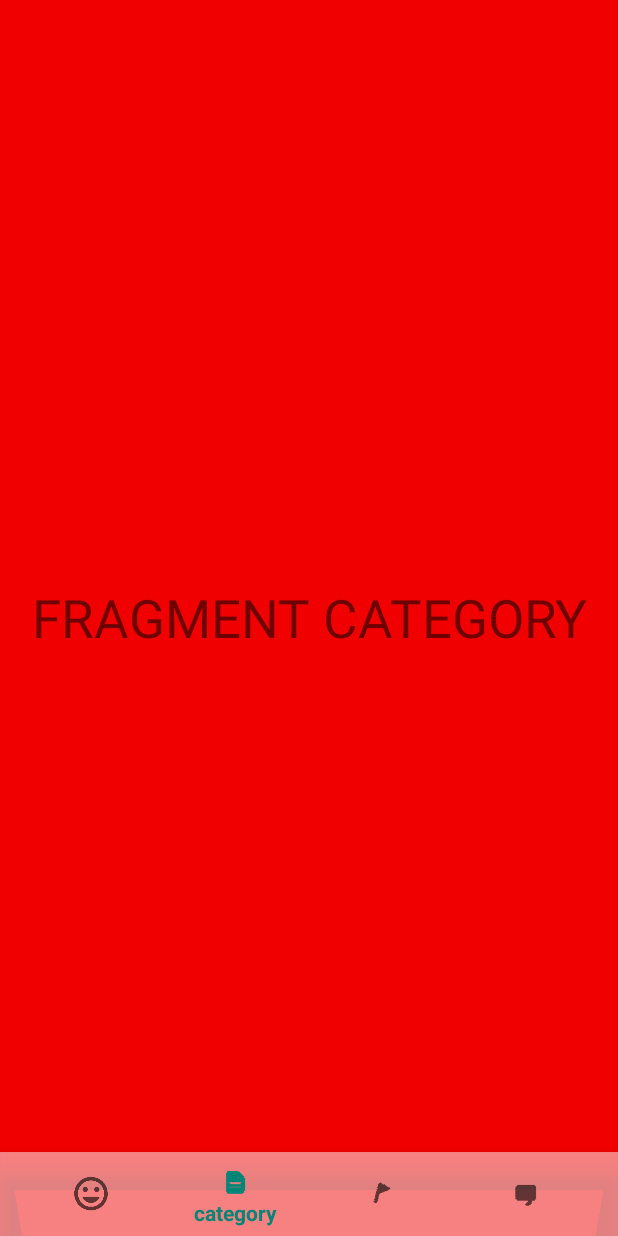
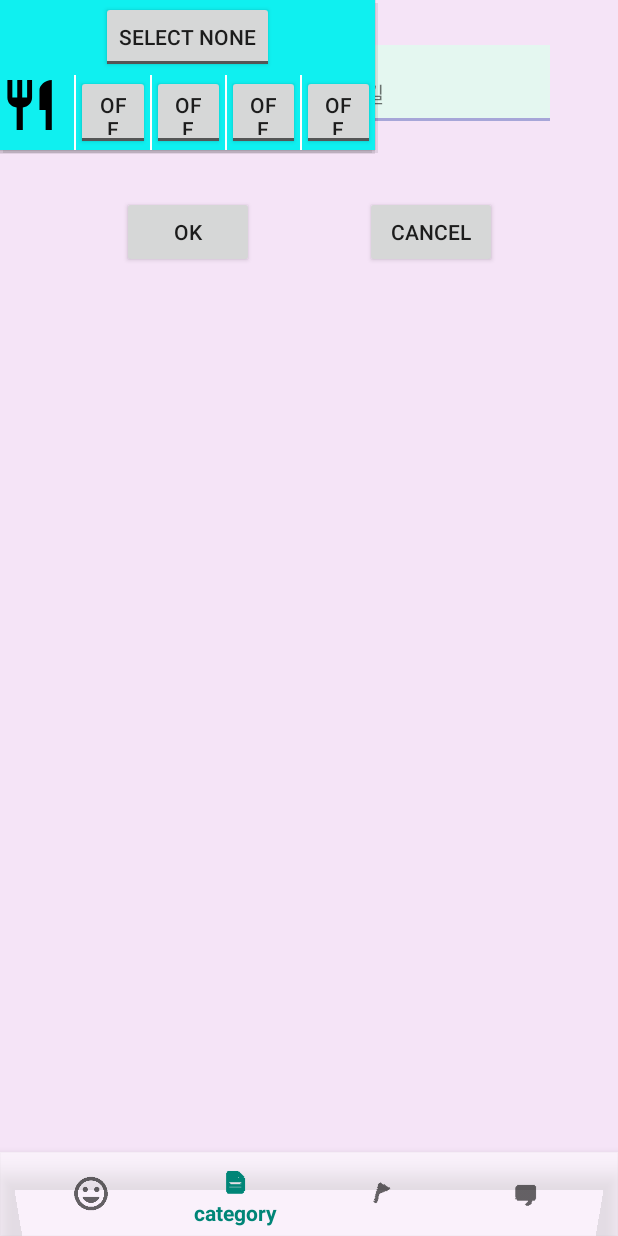
Before and after one commit to shdbsghxg/WARA, an Android app: the fragment AddUser placed in its activity, item 2 of the bottom bar chosen, on a phone screen of 412 x 824 dp. Run offline under Robolectric (Android 15) with nearby library versions, the phone set to English and light mode, and no system bars; libraries missing offline, so code that uses them is left out: net.daum.mf; 2 statements that could not run were skipped.

Commit message:
[ADD] (fragment_adduser.xml) : basic layout for fragment_adduser [ADD] (MainActivity.java) : popupWindow for category selection [ADD] (toggle_restaurant.xml, toggle_category.xml) : prepare images for toggle on / off for toggle buttons

```diff
--- a/app/src/main/java/com/example/wara/AddUser.java
+++ b/app/src/main/java/com/example/wara/AddUser.java
@@ -110,4 +110,5 @@ public class AddUser extends Fragment {
     }
 
 
+
 }
--- a/app/src/main/java/com/example/wara/LoginActivity.java
+++ b/app/src/main/java/com/example/wara/LoginActivity.java
@@ -44,7 +44,7 @@ public class LoginActivity extends Activity {
         super.onCreate(savedInstanceState);
         setContentView(R.layout.activity_login);
 
-
+        /*Hash key getter for Daum Map API*/
 //        try {
 //            PackageInfo info = getPackageManager().getPackageInfo("com.example.wara", PackageManager.GET_SIGNATURES);
 //            for (Signature signature : info.signatures) {
--- a/app/src/main/java/com/example/wara/MainActivity.java
+++ b/app/src/main/java/com/example/wara/MainActivity.java
@@ -4,19 +4,21 @@ import android.net.Uri;
 import android.os.Bundle;
 
 import com.google.android.material.bottomnavigation.BottomNavigationView;
-import com.skt.Tmap.TMapTapi;
-import com.skt.Tmap.TMapView;
 
 import androidx.appcompat.app.AppCompatActivity;
 import androidx.annotation.NonNull;
 import androidx.fragment.app.FragmentManager;
 import androidx.fragment.app.FragmentTransaction;
 
+import android.view.Gravity;
 import android.view.KeyEvent;
-import android.view.Menu;
 import android.view.MenuItem;
+import android.view.View;
 import android.view.ViewGroup;
+import android.widget.Button;
 import android.widget.FrameLayout;
+import android.widget.LinearLayout;
+import android.widget.PopupWindow;
 import android.widget.TextView;
 
 import net.daum.mf.map.api.MapView;
@@ -30,6 +32,8 @@ public class MainActivity extends AppCompatActivity implements AddUser.OnFragmen
     private Destination destination;
     private Messanger messanger;
     private BottomNavigationView navView;
+    private Button categoryBtn;
+    private PopupWindow popupWindow;
 
     private BottomNavigationView.OnNavigationItemSelectedListener mOnNavigationItemSelectedListener
             = new BottomNavigationView.OnNavigationItemSelectedListener() {
@@ -39,22 +43,41 @@ public class MainActivity extends AppCompatActivity implements AddUser.OnFragmen
             switch (item.getItemId()) {
                 case R.id.add_user:
                     switchFragment(0);
-//                    setCheckable(navView, true, 0);
 //                    mTextMessage.setText(R.string.title_home);
                     return true;
                 case R.id.category:
-                    switchFragment(1);
-//                    setCheckable(navView, true, 1);
+                    View popupView = getLayoutInflater().inflate(R.layout.popup_category, null);
+                    popupWindow = new PopupWindow(popupView, LinearLayout.LayoutParams.WRAP_CONTENT, LinearLayout.LayoutParams.WRAP_CONTENT);
+                    popupWindow.setFocusable(true);
+                    popupWindow.showAtLocation(popupView, Gravity.CENTER_VERTICAL, 0, 0);
+
+
+//                    ImageButton ok = (ImageButton) popupView.findViewById(R.id.Ok);
+//                    ok.setOnClickListener(new View.OnClickListener() {
+//                        @Override
+//                        public void onClick(View v) {
+//                            Toast.makeText(getApplicationContext(), "Ok", Toast.LENGTH_SHORT).show();
+//                        }
+//                    });
+//
+//                    ImageButton cancel = (ImageButton) popupView.findViewById(R.id.Cancel);
+//                    cancel.setOnClickListener(new View.OnClickListener() {
+//                        @Override
+//                        public void onClick(View v) {
+//                            popupWindow.dismiss();
+//                        }
+//                    });
+
+
+//                    switchFragment(1);
 //                    mTextMessage.setText(R.string.title_dashboard);
                     return true;
                 case R.id.meet_place:
                     switchFragment(2);
-//                    setCheckable(navView, true, 2);
 //                    mTextMessage.setText(R.string.title_dashboard);
                     return true;
                 case R.id.link_messenger:
                     switchFragment(3);
-//                    setCheckable(navView, true, 3);
 //                    mTextMessage.setText(R.string.title_notifications);
                     return true;
             }
@@ -62,10 +85,6 @@ public class MainActivity extends AppCompatActivity implements AddUser.OnFragmen
         }
     };
 
-//    public static void setCheckable(BottomNavigationView view, boolean checkable, int fragmentNum) {
-//        final Menu menu = view.getMenu();
-//        menu.getItem(fragmentNum).setCheckable(checkable);
-//    }
 
     @Override
     public boolean onKeyDown(int keyCode, KeyEvent event) {
@@ -78,11 +97,6 @@ public class MainActivity extends AppCompatActivity implements AddUser.OnFragmen
                 fragmentTransaction.remove(destination);
                 fragmentTransaction.remove(messanger);
                 fragmentTransaction.commit();
-//                setCheckable(navView, false, 0);
-//                setCheckable(navView, false, 1);
-//                setCheckable(navView, false, 2);
-//                setCheckable(navView, false, 3);
-//                invalidateOptionsMenu();
 
                 break;
             case KeyEvent.KEYCODE_VOLUME_DOWN :
@@ -107,19 +121,21 @@ public class MainActivity extends AppCompatActivity implements AddUser.OnFragmen
 
         FrameLayout frameTmap = (FrameLayout)findViewById(R.id.fragFrame);
 
+        /*Tmap API*/
 //        TMapView tMapView = new TMapView(this);
 //        tMapView.setSKTMapApiKey( "9419da98-d84c-436d-97c8-a5216f6b0922" );
 //        frameTmap.addView( tMapView );
 
+        /*Daum Map API*/
         MapView mapView = new MapView(this);
-
         ViewGroup mapViewContainer = (ViewGroup) findViewById(R.id.fragFrame);
         mapViewContainer.addView(mapView);
 
         navView = findViewById(R.id.nav_view);
-//        BottomNavigationView navView = findViewById(R.id.nav_view);
+        BottomNavigationView navView = findViewById(R.id.nav_view);
         mTextMessage = findViewById(R.id.message);
         navView.setOnNavigationItemSelectedListener(mOnNavigationItemSelectedListener);
+
 
     }
 
--- /dev/null
+++ b/app/src/main/res/drawable/border_bottom.xml
@@ -0,0 +1,19 @@
+<?xml version="1.0" encoding="utf-8"?>
+<layer-list xmlns:android="http://schemas.android.com/apk/res/android" >
+
+    <item
+        android:bottom="0dp"
+        android:left="-5dp"
+        android:right="-5dp"
+        android:top="-5dp"
+        >
+        <shape android:shape="rectangle" >
+            <stroke
+                android:width="2dp"
+                android:color="#A6A6D8" />
+
+            <solid android:color="#E4F7F0" />
+        </shape>
+    </item>
+
+</layer-list>
--- /dev/null
+++ b/app/src/main/res/drawable/cafe.xml
@@ -0,0 +1,5 @@
+<vector android:height="24dp" android:tint="#9B9538"
+    android:viewportHeight="24.0" android:viewportWidth="24.0"
+    android:width="24dp" xmlns:android="http://schemas.android.com/apk/res/android">
+    <path android:fillColor="#FF000000" android:pathData="M20,3L4,3v10c0,2.21 1.79,4 4,4h6c2.21,0 4,-1.79 4,-4v-3h2c1.11,0 2,-0.89 2,-2L22,5c0,-1.11 -0.89,-2 -2,-2zM20,8h-2L18,5h2v3zM2,21h18v-2L2,19v2z"/>
+</vector>
--- /dev/null
+++ b/app/src/main/res/drawable/restaurant.xml
@@ -0,0 +1,6 @@
+<vector
+    android:height="24dp" android:tint="#000000"
+    android:viewportHeight="30.0" android:viewportWidth="30.0"
+    android:width="24dp" xmlns:android="http://schemas.android.com/apk/res/android">
+    <path android:fillColor="#FF000000" android:pathData="M11,9L9,9L9,2L7,2v7L5,9L5,2L3,2v7c0,2.12 1.66,3.84 3.75,3.97L6.75,22h2.5v-9.03C11.34,12.84 13,11.12 13,9L13,2h-2v7zM16,6v8h2.5v8L21,22L21,2c-2.76,0 -5,2.24 -5,4z"/>
+</vector>
--- /dev/null
+++ b/app/src/main/res/drawable/restaurant_checked.xml
@@ -0,0 +1,6 @@
+<vector
+    android:height="24dp" android:tint="#FFF285"
+    android:viewportHeight="24.0" android:viewportWidth="24.0"
+    android:width="24dp" xmlns:android="http://schemas.android.com/apk/res/android">
+    <path android:fillColor="#FF000000" android:pathData="M11,9L9,9L9,2L7,2v7L5,9L5,2L3,2v7c0,2.12 1.66,3.84 3.75,3.97L6.75,22h2.5v-9.03C11.34,12.84 13,11.12 13,9L13,2h-2v7zM16,6v8h2.5v8L21,22L21,2c-2.76,0 -5,2.24 -5,4z"/>
+</vector>
--- /dev/null
+++ b/app/src/main/res/drawable/toggle_category.xml
@@ -0,0 +1,5 @@
+<?xml version="1.0" encoding="utf-8"?>
+<selector xmlns:android="http://schemas.android.com/apk/res/android">
+    <item android:state_checked="true" android:drawable="@drawable/add" />
+    <item android:drawable="@drawable/target" />
+</selector>
--- /dev/null
+++ b/app/src/main/res/drawable/toggle_restaurant.xml
@@ -0,0 +1,5 @@
+<?xml version="1.0" encoding="utf-8"?>
+<selector xmlns:android="http://schemas.android.com/apk/res/android">
+    <item android:state_checked="true" android:drawable="@drawable/restaurant_checked" />
+    <item android:drawable="@drawable/restaurant" />
+</selector>
--- a/app/src/main/res/layout/activity_login.xml
+++ b/app/src/main/res/layout/activity_login.xml
@@ -51,6 +51,7 @@
                 android:layout_height="wrap_content"
                 android:layout_width="match_parent">
                 <EditText
+                    android:text="id"
                     android:inputType="text"
                     android:id="@+id/idInput"
                     android:layout_height="wrap_content"
@@ -69,6 +70,7 @@
                 android:layout_height="wrap_content"
                 android:layout_width="match_parent">
                 <EditText
+                    android:text="pw"
                     android:inputType="textPassword"
                     android:id="@+id/pwInput"
                     android:layout_height="wrap_content"
--- a/app/src/main/res/layout/activity_main.xml
+++ b/app/src/main/res/layout/activity_main.xml
@@ -17,6 +17,11 @@
     </FrameLayout>
 
 
+    <LinearLayout
+        android:orientation="vertical"
+        android:id="@+id/temp"
+        android:layout_width="match_parent"
+        android:layout_height="match_parent"></LinearLayout>
     <!--<fragment-->
         <!--android:id="@+id/fragMap"-->
         <!--android:name="com.example.wara.FragmentAddUserUser"-->
--- a/app/src/main/res/layout/fragment_adduser.xml
+++ b/app/src/main/res/layout/fragment_adduser.xml
@@ -1,17 +1,88 @@
 <?xml version="1.0" encoding="utf-8"?>
 <FrameLayout xmlns:android="http://schemas.android.com/apk/res/android"
     xmlns:tools="http://schemas.android.com/tools"
+    xmlns:app="http://schemas.android.com/apk/res-auto"
+
+    android:background="#f5e4f7"
     android:layout_width="match_parent"
     android:layout_height="match_parent"
     tools:context=".AddUser">
 
-    <!-- TODO: Update blank fragment layout -->
-    <TextView
-        android:background="#0000f0"
-        android:textSize="35dp"
-        android:gravity="center"
+    <LinearLayout
+        android:orientation="horizontal"
         android:layout_width="match_parent"
-        android:layout_height="match_parent"
-        android:text="FRAGMENT ADD USER" />
+        android:layout_height="match_parent">
+
+        <LinearLayout
+            android:layout_weight="8"
+            android:layout_width="match_parent"
+            android:layout_height="match_parent"></LinearLayout>
+
+
+        <LinearLayout
+            android:paddingVertical="30dp"
+            android:orientation="vertical"
+            android:layout_weight="2"
+            android:layout_width="match_parent"
+            android:layout_height="match_parent">
+
+            <LinearLayout
+                android:paddingBottom="8dp"
+                android:background="@drawable/border_bottom"
+                android:orientation="vertical"
+                android:layout_width="match_parent"
+                android:layout_height="wrap_content">
+                <TextView
+                    android:layout_weight="1"
+                    android:text="노윤호"
+                    android:layout_width="match_parent"
+                    android:layout_height="match_parent" />
+                <LinearLayout
+                    android:layout_weight="1"
+                    android:orientation="horizontal"
+                    android:layout_width="match_parent"
+                    android:layout_height="match_parent">
+                    <ImageView
+                        android:background="#f00000"
+                        android:scaleType="fitCenter"
+                        app:srcCompat="@drawable/target"
+                        android:layout_width="wrap_content"
+                        android:layout_height="match_parent" />
+                    <TextView
+                        android:text="서울시 서초구 강남대로6길 "
+                        android:layout_width="wrap_content"
+                        android:layout_height="wrap_content" />
+                </LinearLayout>
+            </LinearLayout>
+
+            <RelativeLayout
+                android:layout_marginTop="50dp"
+                android:orientation="horizontal"
+                android:layout_gravity="bottom"
+                android:layout_width="match_parent"
+                android:layout_height="wrap_content">
+                <Button
+                    android:layout_marginLeft="35dp"
+                    android:layout_alignParentLeft="true"
+                    android:text="OK"
+                    android:layout_width="wrap_content"
+                    android:layout_height="wrap_content" />
+                <Button
+                    android:layout_marginRight="35dp"
+                    android:layout_alignParentRight="true"
+                    android:text="CANCEL"
+                    android:layout_width="wrap_content"
+                    android:layout_height="wrap_content" />
+
+            </RelativeLayout>
+
+        </LinearLayout>
+
+
+        <LinearLayout
+            android:layout_weight="8"
+            android:layout_width="match_parent"
+            android:layout_height="match_parent"></LinearLayout>
+    </LinearLayout>
 
 </FrameLayout>
--- a/app/src/main/res/layout/fragment_category.xml
+++ b/app/src/main/res/layout/fragment_category.xml
@@ -1,17 +1,12 @@
 <?xml version="1.0" encoding="utf-8"?>
 <FrameLayout xmlns:android="http://schemas.android.com/apk/res/android"
     xmlns:tools="http://schemas.android.com/tools"
+    xmlns:app="http://schemas.android.com/apk/res-auto"
+
+    android:background="#f5e4f7"
     android:layout_width="match_parent"
     android:layout_height="match_parent"
-    tools:context=".Category">
+    tools:context=".AddUser">
 
-    <!-- TODO: Update blank fragment layout -->
-    <TextView
-        android:background="#f00000"
-        android:textSize="35dp"
-        android:gravity="center"
-        android:layout_width="match_parent"
-        android:layout_height="match_parent"
-        android:text="FRAGMENT CATEGORY" />
 
 </FrameLayout>
--- /dev/null
+++ b/app/src/main/res/layout/popup_category.xml
@@ -0,0 +1,96 @@
+<?xml version="1.0" encoding="utf-8"?>
+<LinearLayout xmlns:android="http://schemas.android.com/apk/res/android"
+    android:gravity="center"
+    android:orientation="vertical"
+    android:layout_width="match_parent"
+    android:layout_height="match_parent">
+
+    <LinearLayout
+
+        android:layout_width="250dp"
+        android:layout_height="100dp"
+        android:background="#0ff0f0"
+        android:orientation="vertical">
+        <RelativeLayout
+            android:gravity="center"
+            android:layout_width="match_parent"
+            android:layout_height="50dp">
+            <ToggleButton
+                android:layout_alignParentLeft="true"
+                android:textOn="SELECT ALL"
+                android:textOff="SELECT NONE"
+                android:layout_width="wrap_content"
+                android:layout_height="wrap_content" />
+        </RelativeLayout>
+
+
+        <LinearLayout
+            android:layout_width="match_parent"
+            android:layout_height="50dp"
+            android:orientation="horizontal">
+            <ToggleButton
+                android:background="@drawable/toggle_restaurant"
+                android:textOn=""
+                android:textOff=""
+                android:layout_width="match_parent"
+                android:layout_height="match_parent"
+                android:layout_weight="1"
+                />
+            <View
+                android:layout_width="1dp"
+                android:layout_height="match_parent"
+                android:background="#ffffff"/>
+            <ToggleButton
+                android:textOn="ON"
+                android:textOff="OFF"
+                android:layout_width="match_parent"
+                android:layout_height="match_parent"
+                android:layout_weight="1"
+                android:text="Cancel"
+                />
+            <View
+                android:layout_width="1dp"
+                android:layout_height="match_parent"
+                android:background="#ffffff"/>
+            <ToggleButton
+                android:textOn="ON"
+                android:textOff="OFF"
+                android:layout_width="match_parent"
+                android:layout_height="match_parent"
+                android:layout_weight="1"
+                android:text="Cancel"
+                />
+            <View
+                android:layout_width="1dp"
+                android:layout_height="match_parent"
+                android:background="#ffffff"/>
+            <ToggleButton
+                android:textOn="ON"
+                android:textOff="OFF"
+                android:id="@+id/Ok"
+                android:layout_width="match_parent"
+                android:layout_height="match_parent"
+                android:layout_weight="1"
+                android:text="Cancel"
+                />
+            <View
+                android:layout_width="1dp"
+                android:layout_height="match_parent"
+                android:background="#ffffff"/>
+            <ToggleButton
+                android:textOn="ON"
+                android:textOff="OFF"
+                android:id="@+id/Cancel"
+                android:layout_width="match_parent"
+                android:layout_height="match_parent"
+                android:layout_weight="1"
+                android:text="Cancel"
+                />
+        </LinearLayout>
+
+
+
+
+    </LinearLayout>
+
+</LinearLayout>
```
